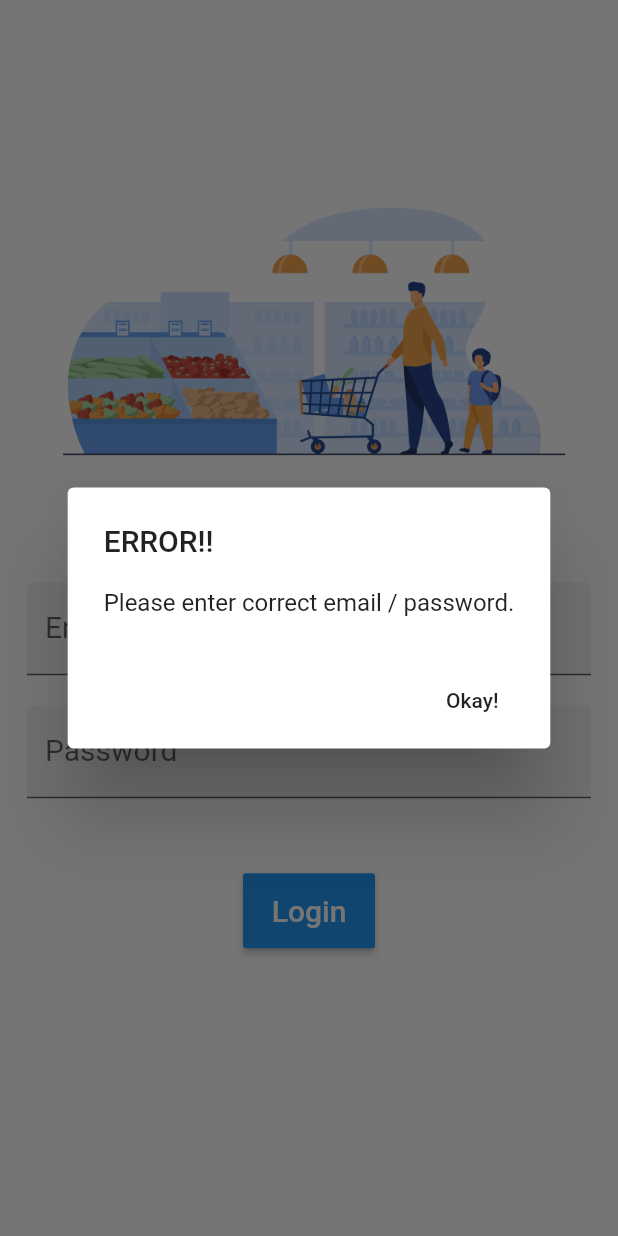
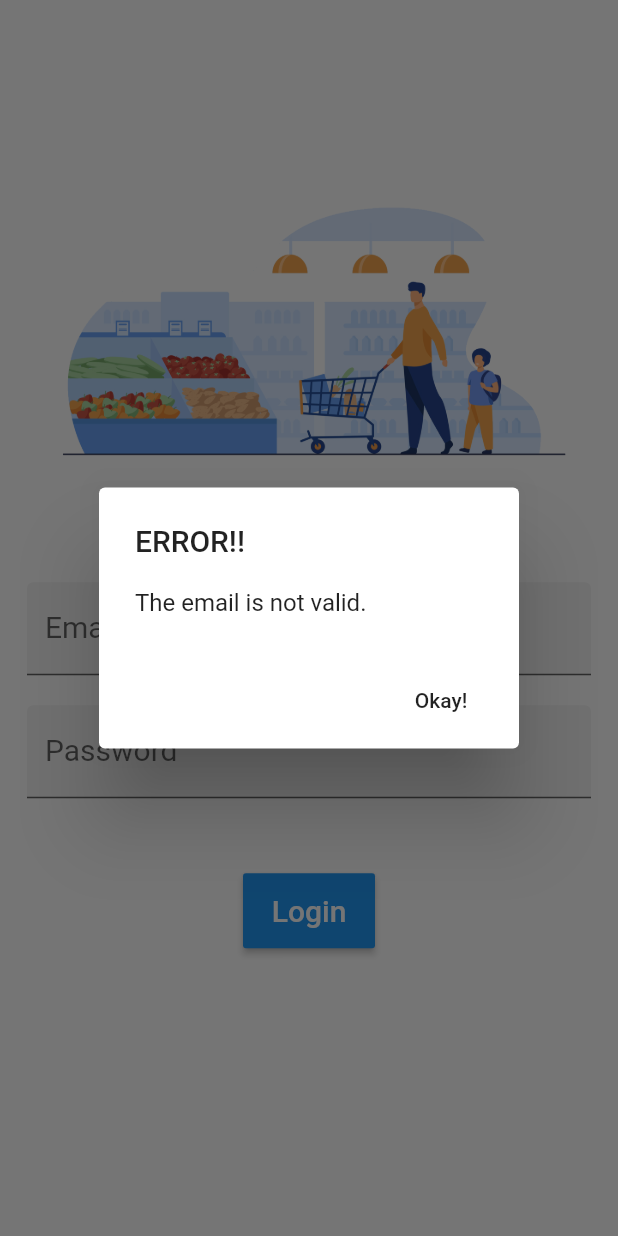
Before and after one commit to sayeemabdullah/The-Ant-Store-Flutter, a Flutter app: the screen it shows after launch, after a tap on "Login", on a phone screen of 412 x 824 dp. Run offline on Flutter 3.47's test engine with Material 2 defaults, Android fonts, the phone set to English and light mode, and no system bars.

Commit message:
Updated Email Validation

```diff
--- a/lib/main.dart
+++ b/lib/main.dart
@@ -34,6 +34,26 @@ class _LoginPageState extends State<LoginPage> {
         return AlertDialog(
           title: new Text("ERROR!!"),
           content: new Text("Please enter correct email / password."),
+          actions: <Widget>[
+            new FlatButton(
+              child: new Text("Okay!"),
+              onPressed: () {
+                Navigator.of(context).pop();
+              },
+            ),
+          ],
+        );
+      },
+    );
+  }
+
+  void _showValid() {
+    showDialog(
+      context: context,
+      builder: (BuildContext context) {
+        return AlertDialog(
+          title: new Text("ERROR!!"),
+          content: new Text("The email is not valid."),
           actions: <Widget>[
             new FlatButton(
               child: new Text("Okay!"),
@@ -92,8 +112,12 @@ class _LoginPageState extends State<LoginPage> {
                     onPressed: (){
                       getmail = mail.text;
                       getpass = pass.text;
+                      bool emailValid = RegExp(r"^[a-zA-Z0-9.a-zA-Z0-9.!#$%&'*+-/=?^_`{|}~]+@[a-zA-Z0-9]+\.[a-zA-Z]+").hasMatch(getmail);
+                      if(emailValid==false){
+                        _showValid();
+                      }
                       //print(getpass);
-                      if(getmail=="abcd@theantopolis.com" && getpass=="12345678"){
+                      else if(getmail=="abcd@theantopolis.com" && getpass=="12345678"){
                         Navigator.push(context, MaterialPageRoute(builder: (context){
                         return ProductPage();
                       }));
```
